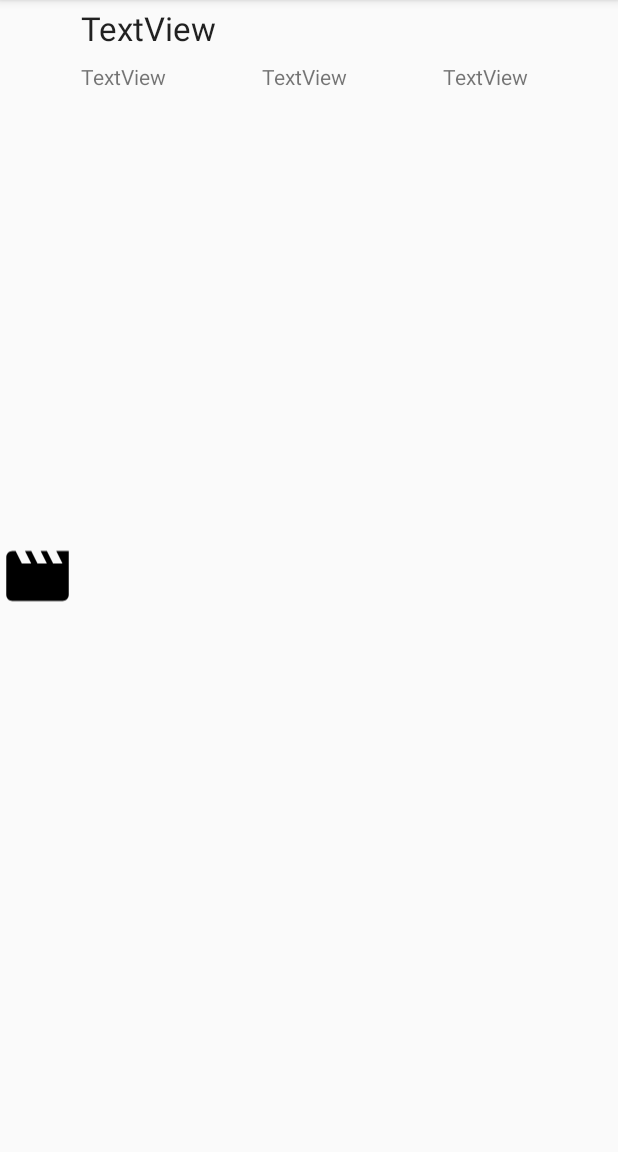
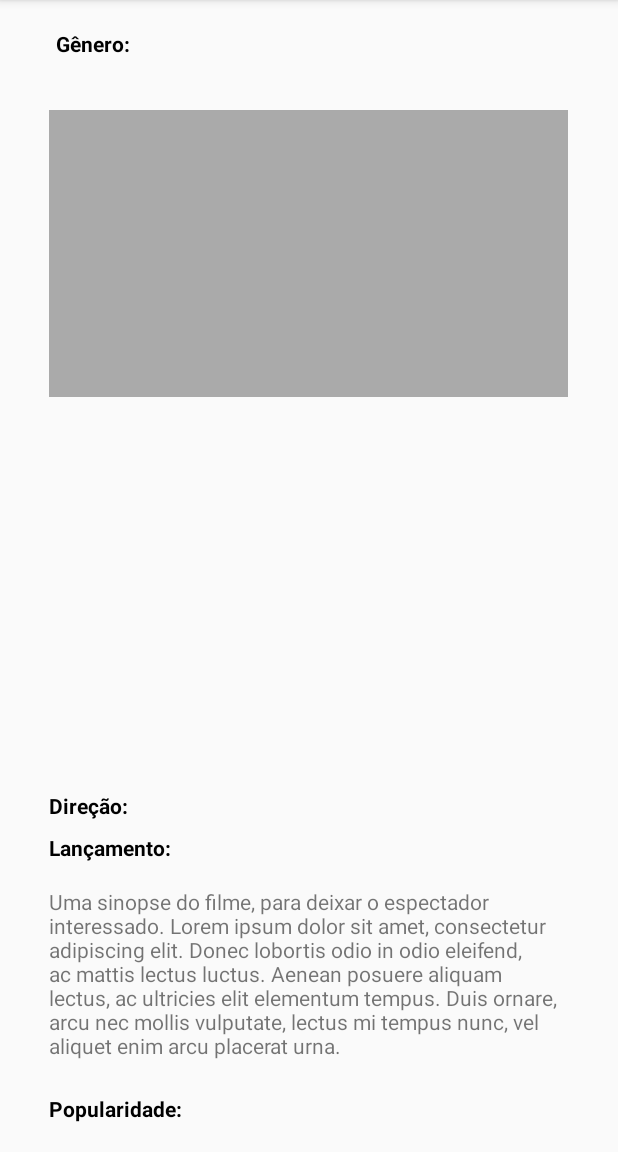
Before and after one commit to RenanGouveia/DESWEBMOB, an Android app: the DetalheFilmeActivity screen opened directly, with no data from a screen before it, on a phone screen of 412 x 824 dp, the part 84-1236 px from its top. Run offline under Robolectric (Android 15) with nearby library versions, the phone set to English and light mode, and no system bars; 5 statements that could not run were skipped.

Commit message:
Atualização do layout do detalhe do filme

```diff
--- a/PipocaMobile/app/build.gradle
+++ b/PipocaMobile/app/build.gradle
@@ -20,7 +20,7 @@ android {
 
 dependencies {
     implementation fileTree(dir: 'libs', include: ['*.jar'])
-    implementation 'com.android.support:appcompat-v7:28.0.0-rc02'
+    implementation 'com.android.support:appcompat-v7:27.1.1'
     implementation 'com.android.support.constraint:constraint-layout:1.1.3'
     testImplementation 'junit:junit:4.12'
     androidTestImplementation 'com.android.support.test:runner:1.0.2'
--- a/PipocaMobile/app/src/main/java/br/usjt/deswebmob/pipoca_mobile/DetalheFilmeActivity.java
+++ b/PipocaMobile/app/src/main/java/br/usjt/deswebmob/pipoca_mobile/DetalheFilmeActivity.java
@@ -21,6 +21,7 @@ public class DetalheFilmeActivity extends AppCompatActivity {
         TextView descricao = (TextView) findViewById(R.id.descricao);
         TextView diretor = (TextView) findViewById(R.id.diretor);
         TextView dtLancamento = (TextView)findViewById(R.id.dtLancamento);
+        TextView popularidade = (TextView) findViewById(R.id.popularidade);
 
         Intent intent = getIntent();
         Filme filme = (Filme)intent.getSerializableExtra(ListarFilmesActivity.FILME);
@@ -28,5 +29,6 @@ public class DetalheFilmeActivity extends AppCompatActivity {
         descricao.setText(filme.getGenero());
         diretor.setText(filme.getDiretor());
         dtLancamento.setText(filme.getDtLancamento());
+        popularidade.setText(filme.getPopularidade().toString());
     }
 }
--- a/PipocaMobile/app/src/main/java/br/usjt/deswebmob/pipoca_mobile/FilmeAdapter.java
+++ b/PipocaMobile/app/src/main/java/br/usjt/deswebmob/pipoca_mobile/FilmeAdapter.java
@@ -24,6 +24,7 @@ public class FilmeAdapter extends ArrayAdapter<Filme> {
         TextView nome;
         TextView diretor;
         TextView dtLancamento;
+        TextView popularidade;
     }
 
     public View getView(int position, @Nullable View convertView, @NonNull ViewGroup parent){
@@ -40,6 +41,7 @@ public class FilmeAdapter extends ArrayAdapter<Filme> {
             viewHolder.nome = raiz.findViewById(R.id.nome);
             viewHolder.diretor = raiz.findViewById(R.id.diretor);
             viewHolder.dtLancamento = raiz.findViewById(R.id.dtLancamento);
+            viewHolder.popularidade = raiz.findViewById(R.id.popularidade);
 
         }
         else{
--- a/PipocaMobile/app/src/main/res/layout/activity_detalhe_filme.xml
+++ b/PipocaMobile/app/src/main/res/layout/activity_detalhe_filme.xml
@@ -1,69 +1,110 @@
 <?xml version="1.0" encoding="utf-8"?>
-<LinearLayout xmlns:android="http://schemas.android.com/apk/res/android"
+<RelativeLayout xmlns:android="http://schemas.android.com/apk/res/android"
     xmlns:app="http://schemas.android.com/apk/res-auto"
     xmlns:tools="http://schemas.android.com/tools"
     android:layout_width="match_parent"
     android:layout_height="match_parent"
     tools:context="br.usjt.deswebmob.pipoca_mobile.DetalheFilmeActivity">
 
+    <TextView
+        android:id="@+id/nome"
+        android:layout_width="337dp"
+        android:layout_height="wrap_content"
+        android:layout_alignParentTop="true"
+        android:layout_centerHorizontal="true"
+        android:layout_marginTop="47dp"
+        android:textColor="#000"
+        android:textStyle="bold" />
+
     <ImageView
-        android:src="@drawable/ic_movie_black_24dp"
-        android:contentDescription=""
-        android:id="@+id/icon"
-        android:layout_width="50dp"
-        android:layout_height="match_parent"
-        android:scaleType="fitCenter"/>
-
-    <GridLayout
-        android:useDefaultMargins="true"
-        android:columnCount="3"
-        android:rowCount="2"
-        android:layout_width="0dp"
-        android:layout_height="match_parent"
-        android:layout_weight="1">
+        android:id="@+id/imageView"
+        android:layout_width="346dp"
+        android:layout_height="191dp"
+        android:layout_alignParentTop="true"
+        android:layout_centerHorizontal="true"
+        android:layout_marginTop="73dp"
+        app:srcCompat="@android:color/darker_gray" />
 
     <TextView
-
-            android:layout_column="0"
-            android:layout_row="0"
-            android:layout_columnSpan="3"
-            android:textAppearance="@style/Base.TextAppearance.AppCompat.Large"
-            android:id="@+id/nome"
         android:layout_width="wrap_content"
         android:layout_height="wrap_content"
-            android:text="TextView"
+        android:layout_alignStart="@+id/imageView"
+        android:layout_alignTop="@+id/diretor"
+        android:text="Direção:"
+        android:textColor="#000"
+        android:textStyle="bold"
+        tools:ignore="UnknownId" />
 
-            />
     <TextView
-            android:layout_columnWeight="1"
-            android:layout_column="0"
-            android:layout_row="1"
-            android:id="@+id/descricao"
+        android:id="@+id/diretor"
+        android:layout_width="268dp"
+        android:layout_height="wrap_content"
+        android:layout_alignEnd="@+id/imageView"
+        android:layout_alignParentBottom="true"
+        android:layout_marginBottom="221dp" />
+
+    <TextView
+        android:id="@+id/dtLancamento"
+        android:layout_width="161dp"
+        android:layout_height="wrap_content"
+        android:layout_alignParentBottom="true"
+        android:layout_centerHorizontal="true"
+        android:layout_marginBottom="193dp" />
+
+    <TextView
         android:layout_width="wrap_content"
         android:layout_height="wrap_content"
-            android:text="TextView"
-            />
+        android:layout_alignStart="@+id/imageView"
+        android:layout_alignTop="@+id/dtLancamento"
+        android:text="Lançamento:"
+        android:textColor="#000"
+        android:textStyle="bold" />
+
     <TextView
+        android:id="@+id/sinopse"
+        android:layout_width="339dp"
+        android:layout_height="123dp"
+        android:layout_alignParentBottom="true"
+        android:layout_alignStart="@+id/imageView"
+        android:layout_marginBottom="53dp"
+        android:text="@string/lorem" />
 
-            android:layout_columnWeight="1"
-            android:layout_column="1"
-            android:layout_row="1"
-            android:id="@+id/diretor"
+    <TextView
+        android:id="@+id/textView4"
+        android:layout_width="102dp"
+        android:layout_height="wrap_content"
+        android:layout_alignParentBottom="true"
+        android:layout_alignStart="@+id/imageView"
+        android:layout_marginBottom="19dp"
+        android:text="Popularidade:"
+        android:textColor="#000"
+        android:textStyle="bold"/>
+
+    <TextView
+        android:id="@+id/popularidade"
+        android:layout_width="59dp"
+        android:layout_height="wrap_content"
+        android:layout_alignParentStart="true"
+        android:layout_alignTop="@+id/textView4"
+        android:layout_marginStart="128dp"/>
+
+    <TextView
+        android:id="@+id/genero"
         android:layout_width="wrap_content"
         android:layout_height="wrap_content"
-            android:text="TextView"
-            />
+        android:layout_alignParentTop="true"
+        android:layout_alignStart="@+id/nome"
+        android:layout_marginTop="19dp"
+        android:text="Gênero:"
+        android:textColor="#000"
+        android:textStyle="bold"/>
+
     <TextView
+        android:id="@+id/descricao"
+        android:layout_width="149dp"
+        android:layout_height="wrap_content"
+        android:layout_alignTop="@+id/genero"
+        android:layout_toEndOf="@+id/genero" />
 
-            android:layout_columnWeight="1"
-            android:layout_column="2"
-            android:layout_row="1"
-            android:id="@+id/dtLancamento"
-            android:layout_width="wrap_content"
-            android:layout_height="wrap_content"
-            android:text="TextView"
-            />
 
-    </GridLayout>
-
-</LinearLayout>
+</RelativeLayout>
--- a/PipocaMobile/app/src/main/res/values/strings.xml
+++ b/PipocaMobile/app/src/main/res/values/strings.xml
@@ -1,6 +1,6 @@
 <resources>
     <string name="app_name">Pipoca</string>
-    <string name="btn_busca">Listar </string>
+    <string name="btn_busca">Buscar </string>
     <string name="lblGenero">Gênero: </string>
     <string-array name="generos">
         <item>Todos</item>
@@ -10,4 +10,5 @@
         <item>Terror</item>
         <item>Comédia</item>
     </string-array>
+    <string name="lorem">Uma sinopse do filme, para deixar o espectador interessado. Lorem ipsum dolor sit amet, consectetur adipiscing elit. Donec lobortis odio in odio eleifend, ac mattis lectus luctus. Aenean posuere aliquam lectus, ac ultricies elit elementum tempus. Duis ornare, arcu nec mollis vulputate, lectus mi tempus nunc, vel aliquet enim arcu placerat urna. </string>
 </resources>
```
Also changed, not shown: PipocaMobile/app/src/main/java/br/usjt/deswebmob/pipoca_mobile/Catalogo.java (+35 -0 lines), PipocaMobile/app/src/main/java/br/usjt/deswebmob/pipoca_mobile/Filme.java (+11 -0 lines), PipocaMobile/app/src/main/res/layout/activity_main.xml (+22 -9 lines), 1539 other files. Lines whose indentation alone changed are shown as unchanged.
